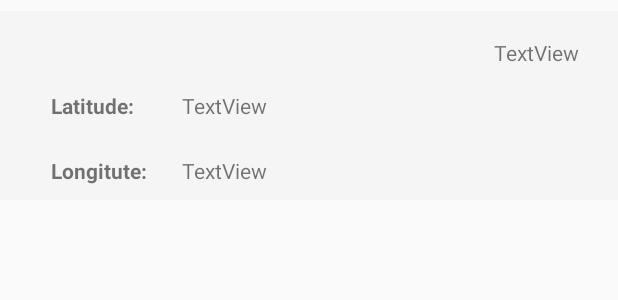
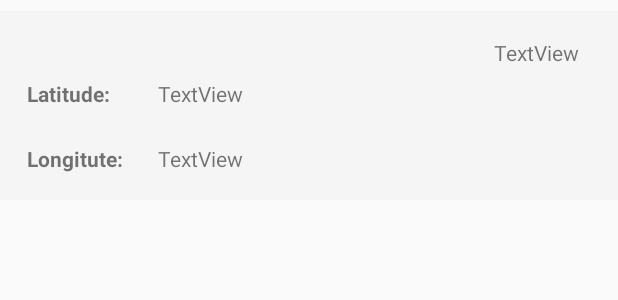
Before and after one commit to ArtemisSoftware/Location-Tracker, an Android app: the layout item_location.xml on its own in the app's theme, with its tools: preview values and no code run, on a phone screen of 412 x 824 dp. Shown: the top 300 px of the screen. Run offline under Robolectric (Android 15) with nearby library versions, the phone set to English and light mode, and no system bars.

Commit message:
Dependencie fab

```diff
--- a/app/build.gradle
+++ b/app/build.gradle
@@ -43,5 +43,7 @@ dependencies {
 
     implementation "com.google.android.gms:play-services-location:17.0.0"
 
+    implementation 'com.github.clans:fab:1.6.4'
+
 
 }
--- a/app/src/main/res/layout/item_location.xml
+++ b/app/src/main/res/layout/item_location.xml
@@ -22,12 +22,12 @@
 
     <TextView
         android:id="@+id/textView4"
+        android:layout_width="wrap_content"
+        android:layout_height="wrap_content"
+        android:layout_marginStart="8dp"
+        android:layout_marginTop="8dp"
         android:text="@string/latitude_"
         android:textStyle="bold"
-        android:layout_width="wrap_content"
-        android:layout_height="wrap_content"
-        android:layout_marginStart="24dp"
-        android:layout_marginTop="16dp"
         app:layout_constraintStart_toStartOf="parent"
         app:layout_constraintTop_toBottomOf="@+id/txt_data" />
 
@@ -42,11 +42,13 @@
 
     <TextView
         android:id="@+id/textView6"
-        android:text="@string/longitute_"
-        android:textStyle="bold"
         android:layout_width="wrap_content"
         android:layout_height="wrap_content"
         android:layout_marginTop="24dp"
+        android:layout_marginBottom="8dp"
+        android:text="@string/longitute_"
+        android:textStyle="bold"
+        app:layout_constraintBottom_toBottomOf="parent"
         app:layout_constraintStart_toStartOf="@+id/textView4"
         app:layout_constraintTop_toBottomOf="@+id/textView4" />
 
```
